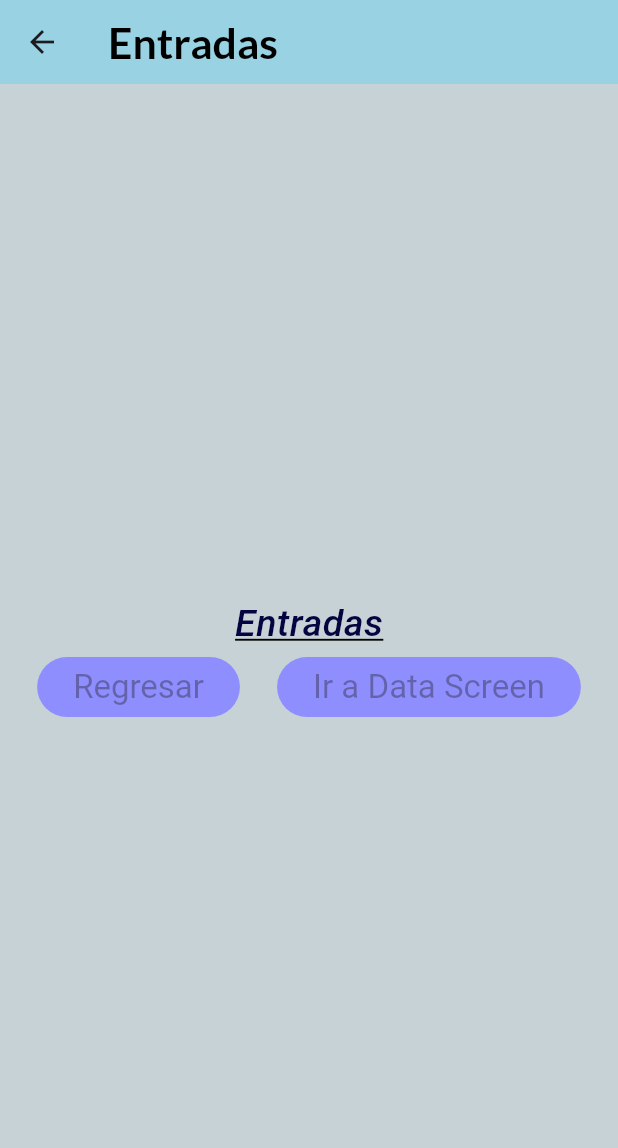
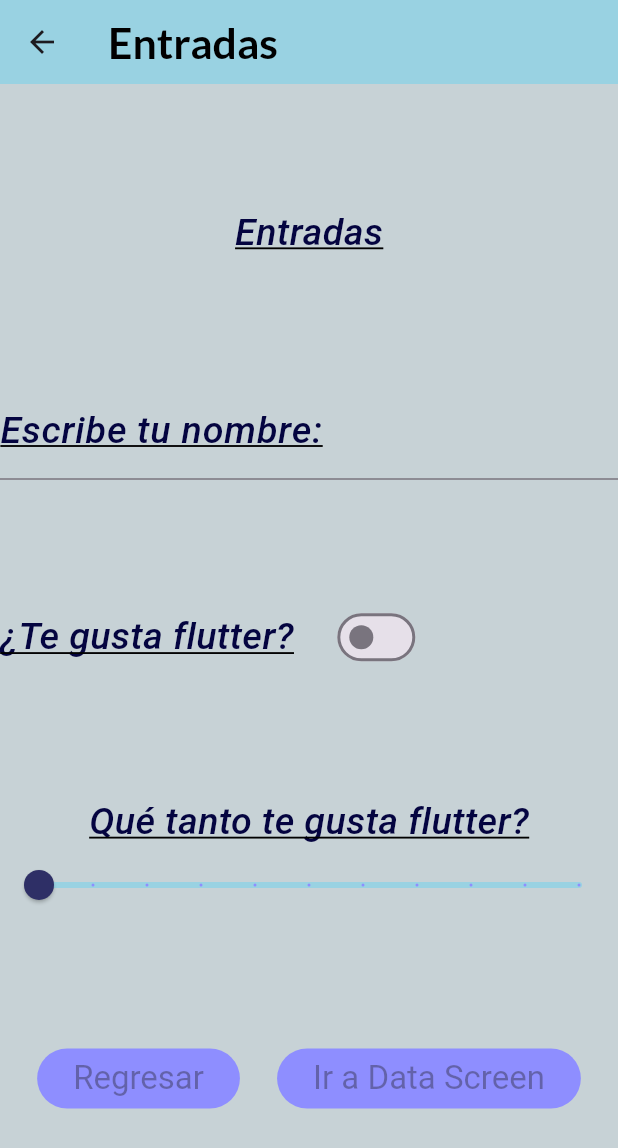
Before and after one commit to Rolando1233/componentes_flutter, a Flutter app: the InputsScreen screen opened directly, on a phone screen of 412 x 824 dp. Shown: the top 1148 px of the screen. Run offline on Flutter 3.47's test engine with Material 3 defaults, Android fonts, the phone set to English and light mode, and no system bars; our stand-ins replace google_fonts; Roboto replaces fonts that are missing (Merienda).

Commit message:
Adding Switch and Slider into InputScreen

```diff
--- a/lib/screens/inputs_screen.dart
+++ b/lib/screens/inputs_screen.dart
@@ -9,17 +9,22 @@ class InputsScreen extends StatefulWidget {
 }
 
 class _InputsScreenState extends State<InputsScreen> {
+  bool valueSwitch = false;
+  double valueSlider = 0.0;
   @override
   Widget build(BuildContext context) {
     return  Scaffold(
       appBar: AppBar(title: const Text('Entradas')),
       body: Column(
-        mainAxisAlignment: MainAxisAlignment.center,
+        mainAxisAlignment: MainAxisAlignment.spaceEvenly,
         children: [
              Text('Entradas',
               style: AppTheme.lightTheme.textTheme.headlineLarge,
-             ),
-             const Row(
+            ),
+            entradaTexto(),
+            entradaSwitch(),
+            entradaSlider(),
+            const Row(
               mainAxisAlignment: MainAxisAlignment.spaceEvenly,
               children: [
                 ElevatedButton(
@@ -40,4 +45,65 @@ class _InputsScreenState extends State<InputsScreen> {
       ),
     );
   }
+
+  TextField entradaTexto() {
+    return TextField(
+            style: AppTheme.lightTheme.textTheme.headlineMedium,
+            decoration: InputDecoration(
+              border: const UnderlineInputBorder(),
+              labelText: 'Escribe tu nombre: ',
+              labelStyle: AppTheme.lightTheme.textTheme.headlineLarge,
+            ),
+          );
+  }
+
+  Row entradaSwitch(){
+    return Row(
+      children: <Widget>[
+      Text( '¿Te gusta flutter?',
+        style: AppTheme.lightTheme.textTheme.headlineLarge,
+        ),
+        const SizedBox(
+          width: 25.0
+          ),
+        Switch(
+          value: valueSwitch,
+          onChanged: (value){
+            setState(() {
+            valueSwitch = value;
+            print('Estado del switch: $valueSwitch');
+            });
+          }
+        ),
+      ],
+    );
+  }
+
+  Column entradaSlider(){
+    return Column(
+      children: [
+        Text(
+          'Qué tanto te gusta flutter?',
+          style: AppTheme.lightTheme.textTheme.headlineLarge,
+        ),
+        Slider(
+          min: 0,
+          max: 10,
+          value: valueSlider,
+          divisions: 10,
+          activeColor: AppTheme.accentColor,
+          inactiveColor: AppTheme.mainColor,
+          thumbColor: const Color.fromARGB(255, 46, 47, 102),
+          label: '${valueSlider.round()}',
+          onChanged: (value){
+            setState(() {
+              valueSlider = value;
+              print('Valor del slider: $valueSlider');
+            });
+          }
+        ),
+      ],
+    );
+  }
+
 }
--- a/lib/theme/app_theme.dart
+++ b/lib/theme/app_theme.dart
@@ -56,6 +56,13 @@ class AppTheme{
         decorationThickness: 1.0,
         fontStyle: FontStyle.italic
       ),
+      headlineMedium: GoogleFonts.merienda(
+        color: const Color.fromARGB(255, 4, 4, 64),
+        fontSize: 18,
+        fontWeight: FontWeight.w500,
+        decorationStyle: TextDecorationStyle.double,
+        decorationThickness: 1,
+      ),
     )
   );
 }
```
